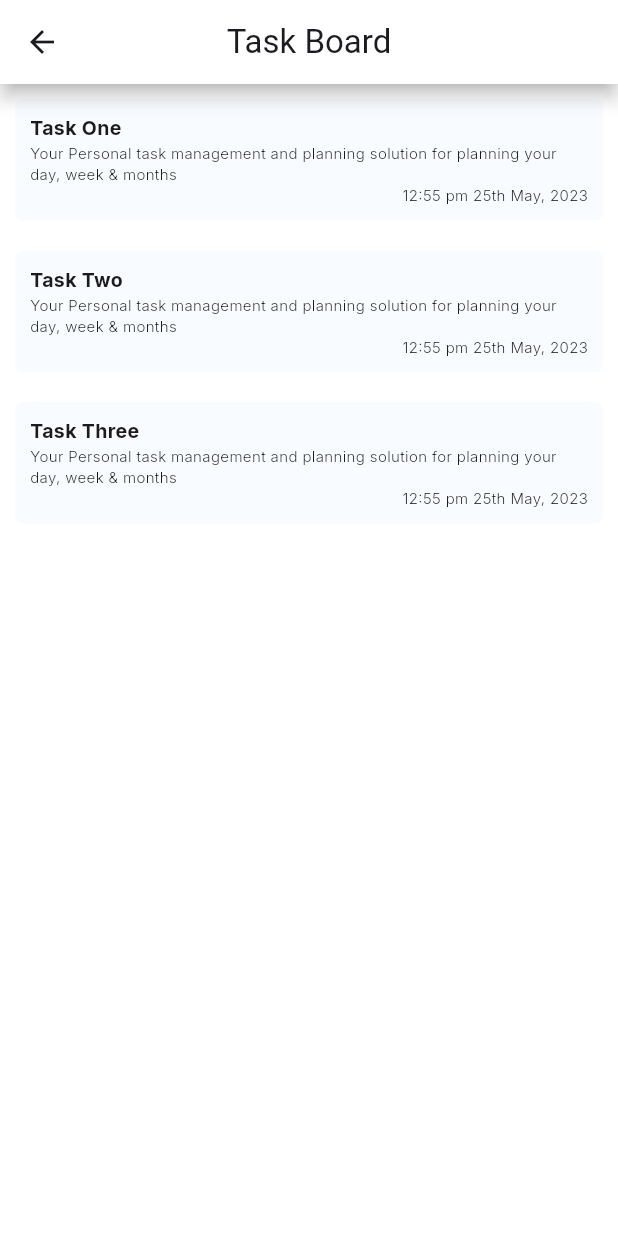
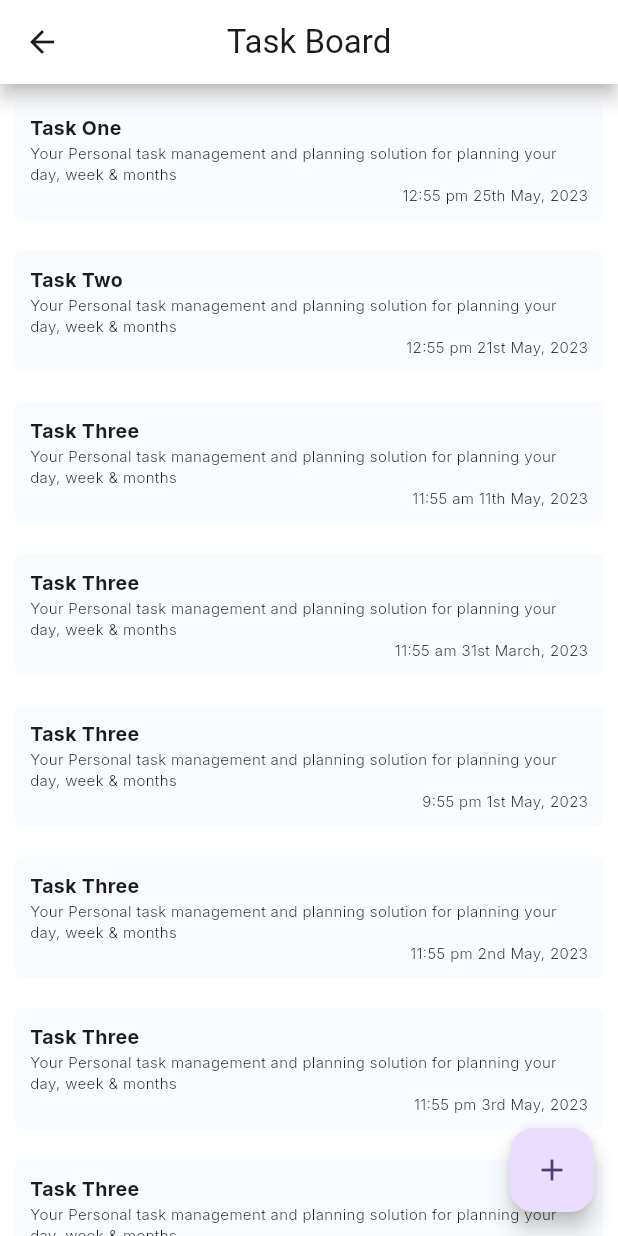
Before and after one commit to Moon422/flutter_assignment_1, a Flutter app: the TaskBoardPage screen opened directly, on a phone screen of 412 x 824 dp. Run offline on Flutter 3.47's test engine with Material 2 defaults, Android fonts, the phone set to English and light mode, and no system bars; our stand-ins replace google_fonts.

Commit message:
all done

```diff
--- a/lib/taskboard.dart
+++ b/lib/taskboard.dart
@@ -21,13 +21,49 @@ class _TaskBoardPageState extends State<TaskBoardPage> {
       title: "Task Two",
       description:
           "Your Personal task management and planning solution for planning your day, week & months",
-      deadline: DateTime(2023, 5, 25, 12, 55),
+      deadline: DateTime(2023, 5, 21, 12, 55),
     ),
     TaskCardData(
       title: "Task Three",
       description:
           "Your Personal task management and planning solution for planning your day, week & months",
-      deadline: DateTime(2023, 5, 25, 12, 55),
+      deadline: DateTime(2023, 5, 11, 11, 55),
+    ),
+    TaskCardData(
+      title: "Task Three",
+      description:
+          "Your Personal task management and planning solution for planning your day, week & months",
+      deadline: DateTime(2023, 3, 31, 11, 55),
+    ),
+    TaskCardData(
+      title: "Task Three",
+      description:
+          "Your Personal task management and planning solution for planning your day, week & months",
+      deadline: DateTime(2023, 5, 1, 21, 55),
+    ),
+    TaskCardData(
+      title: "Task Three",
+      description:
+          "Your Personal task management and planning solution for planning your day, week & months",
+      deadline: DateTime(2023, 5, 2, 23, 55),
+    ),
+    TaskCardData(
+      title: "Task Three",
+      description:
+          "Your Personal task management and planning solution for planning your day, week & months",
+      deadline: DateTime(2023, 5, 3, 23, 55),
+    ),
+    TaskCardData(
+      title: "Task Three",
+      description:
+          "Your Personal task management and planning solution for planning your day, week & months",
+      deadline: DateTime(2023, 5, 22, 23, 55),
+    ),
+    TaskCardData(
+      title: "Task Three",
+      description:
+          "Your Personal task management and planning solution for planning your day, week & months",
+      deadline: DateTime(2023, 5, 23, 23, 55),
     ),
   ];
 
@@ -103,7 +139,7 @@ class _TaskBoardPageState extends State<TaskBoardPage> {
                 Align(
                   alignment: Alignment.centerRight,
                   child: Text(
-                    "${task.deadline.hour}:${task.deadline.minute} ${task.deadline.hour >= 12 ? 'pm' : 'am'} ${task.deadline.day == 1 || task.deadline.day == 21 || task.deadline.day == 31 ? '${task.deadline.day}st' : task.deadline.day == 2 || task.deadline.day == 22 ? '${task.deadline.day}nd' : task.deadline.day == 3 ? '${task.deadline.day}rd' : '${task.deadline.day}th'} ${monthFromInt(task.deadline.month)}, ${task.deadline.year}",
+                    "${task.deadline.hour > 12 ? '${task.deadline.hour - 12}' : '${task.deadline.hour}'}:${task.deadline.minute} ${task.deadline.hour >= 12 ? 'pm' : 'am'} ${task.deadline.day == 1 || task.deadline.day == 21 || task.deadline.day == 31 ? '${task.deadline.day}st' : task.deadline.day == 2 || task.deadline.day == 22 ? '${task.deadline.day}nd' : task.deadline.day == 3 ? '${task.deadline.day}rd' : '${task.deadline.day}th'} ${monthFromInt(task.deadline.month)}, ${task.deadline.year}",
                     style: GoogleFonts.inter(
                       fontSize: 10,
                       fontWeight: FontWeight.w300,
@@ -115,6 +151,10 @@ class _TaskBoardPageState extends State<TaskBoardPage> {
           );
         })),
       ),
+      floatingActionButton: FloatingActionButton(
+        onPressed: () {},
+        child: const Icon(Icons.add),
+      ),
     );
   }
 }
```
